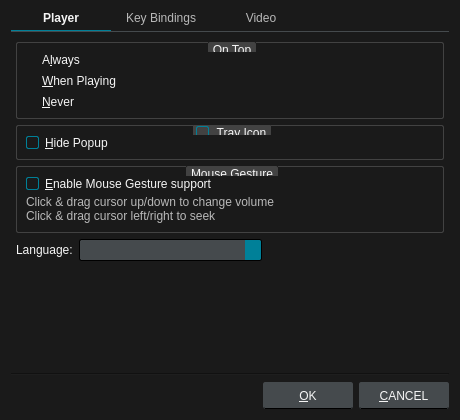
Old version of the form src/ui/preferencesdialog.ui in the repository u8sand/Baka-MPlayer.
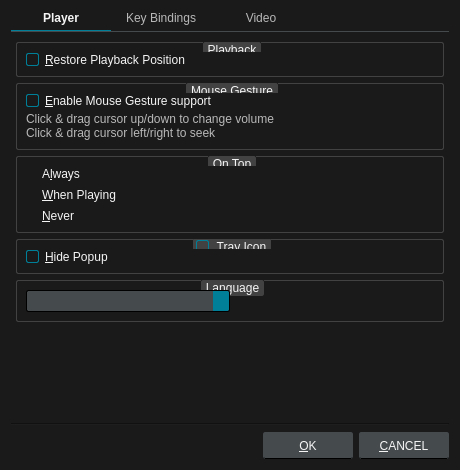
New version of the form. Icons and pictures are not drawn.

Commit message: Added resume to preferences dialog

Patch:
```diff
--- a/src/ui/preferencesdialog.ui
+++ b/src/ui/preferencesdialog.ui
@@ -7,7 +7,7 @@
     <x>0</x>
     <y>0</y>
     <width>460</width>
-    <height>420</height>
+    <height>470</height>
    </rect>
   </property>
   <property name="windowTitle">
@@ -188,7 +188,7 @@
 	background: transparent;
 }</string>
   </property>
-  <layout class="QVBoxLayout" name="verticalLayout_6">
+  <layout class="QVBoxLayout" name="verticalLayout_9">
    <item>
     <widget class="QTabWidget" name="tabWidget">
      <property name="styleSheet">
@@ -236,6 +236,62 @@
        <property name="bottomMargin">
         <number>5</number>
        </property>
+       <item>
+        <widget class="QGroupBox" name="groupBox_5">
+         <property name="title">
+          <string>Playback</string>
+         </property>
+         <layout class="QVBoxLayout" name="verticalLayout_6">
+          <item>
+           <widget class="QCheckBox" name="resumeCheckBox">
+            <property name="text">
+             <string>&amp;Restore Playback Position</string>
+            </property>
+            <property name="checked">
+             <bool>true</bool>
+            </property>
+           </widget>
+          </item>
+         </layout>
+        </widget>
+       </item>
+       <item>
+        <widget class="QGroupBox" name="groupBox_4">
+         <property name="title">
+          <string>Mouse Gesture</string>
+         </property>
+         <layout class="QVBoxLayout" name="verticalLayout_7">
+          <property name="spacing">
+           <number>4</number>
+          </property>
+          <item>
+           <widget class="QCheckBox" name="gestureCheckBox">
+            <property name="text">
+             <string>&amp;Enable Mouse Gesture support</string>
+            </property>
+            <property name="checked">
+             <bool>true</bool>
+            </property>
+           </widget>
+          </item>
+          <item>
+           <widget class="QLabel" name="label_5">
+            <property name="styleSheet">
+             <string notr="true">QLabel {
+	color: #B8B8B8;
+}</string>
+            </property>
+            <property name="text">
+             <string>&lt;html&gt;&lt;head/&gt;&lt;body&gt;&lt;p&gt;Click &amp;amp; drag cursor up/down to change volume&lt;br&gt;Click &amp;amp; drag cursor left/right to seek&lt;/b&gt;&lt;/body&gt;&lt;/html&gt;</string>
+            </property>
+            <property name="wordWrap">
+             <bool>true</bool>
+            </property>
+           </widget>
+          </item>
+         </layout>
+        </widget>
+       </item>
        <item>
         <widget class="QGroupBox" name="groupBox">
          <property name="title">
@@ -289,82 +345,37 @@
         </widget>
        </item>
        <item>
-        <widget class="QGroupBox" name="groupBox_4">
+        <widget class="QGroupBox" name="groupBox_6">
          <property name="title">
-          <string>Mouse Gesture</string>
+          <string>Language</string>
          </property>
-         <layout class="QVBoxLayout" name="verticalLayout_7">
-          <property name="spacing">
-           <number>4</number>
-          </property>
+         <layout class="QHBoxLayout" name="horizontalLayout_3">
           <item>
-           <widget class="QCheckBox" name="gestureCheckBox">
-            <property name="text">
-             <string>&amp;Enable Mouse Gesture support</string>
-            </property>
-            <property name="checked">
-             <bool>true</bool>
+           <widget class="QComboBox" name="langComboBox">
+            <property name="sizePolicy">
+             <sizepolicy hsizetype="Expanding" vsizetype="Fixed">
+              <horstretch>0</horstretch>
+              <verstretch>0</verstretch>
+             </sizepolicy>
             </property>
            </widget>
           </item>
           <item>
-           <widget class="QLabel" name="label_5">
-            <property name="styleSheet">
-             <string notr="true">QLabel {
-	color: #B8B8B8;
-}</string>
+           <spacer name="horizontalSpacer_4">
+            <property name="orientation">
+             <enum>Qt::Horizontal</enum>
             </property>
-            <property name="text">
-             <string>&lt;html&gt;&lt;head/&gt;&lt;body&gt;&lt;p&gt;Click &amp;amp; drag cursor up/down to change volume&lt;br&gt;Click &amp;amp; drag cursor left/right to seek&lt;/b&gt;&lt;/body&gt;&lt;/html&gt;</string>
+            <property name="sizeHint" stdset="0">
+             <size>
+              <width>40</width>
+              <height>20</height>
+             </size>
             </property>
-            <property name="wordWrap">
-             <bool>true</bool>
-            </property>
-           </widget>
+           </spacer>
           </item>
          </layout>
         </widget>
        </item>
-       <item>
-        <layout class="QHBoxLayout" name="horizontalLayout_3">
-         <item>
-          <widget class="QLabel" name="label_4">
-           <property name="sizePolicy">
-            <sizepolicy hsizetype="Fixed" vsizetype="Preferred">
-             <horstretch>0</horstretch>
-             <verstretch>0</verstretch>
-            </sizepolicy>
-           </property>
-           <property name="text">
-            <string>Language:</string>
-           </property>
-          </widget>
-         </item>
-         <item>
-          <widget class="QComboBox" name="langComboBox">
-           <property name="sizePolicy">
-            <sizepolicy hsizetype="Expanding" vsizetype="Fixed">
-             <horstretch>0</horstretch>
-             <verstretch>0</verstretch>
-            </sizepolicy>
-           </property>
-          </widget>
-         </item>
-         <item>
-          <spacer name="horizontalSpacer_4">
-           <property name="orientation">
-            <enum>Qt::Horizontal</enum>
-           </property>
-           <property name="sizeHint" stdset="0">
-            <size>
-             <width>0</width>
-             <height>0</height>
-            </size>
-           </property>
-          </spacer>
-         </item>
-        </layout>
-       </item>
        <item>
         <spacer name="verticalSpacer_2">
          <property name="orientation">
```
Left out of the diff: 9 changed lines with no effect on the pictures. The commit also changes 2 other files.
